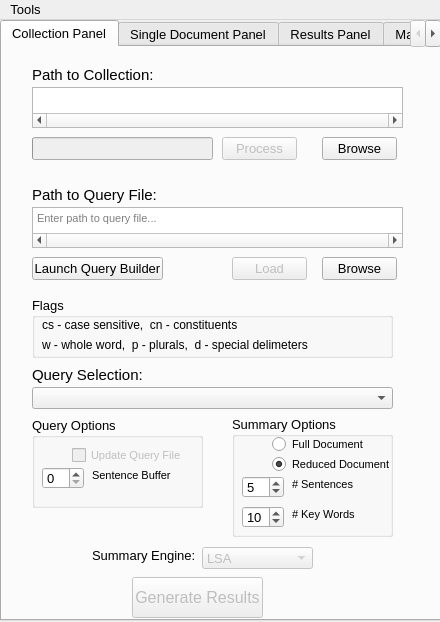
Before: the Qt Designer form milnlp/gui/summary_tool.ui in zwelz3/milnlp, drawn with Qt 5.
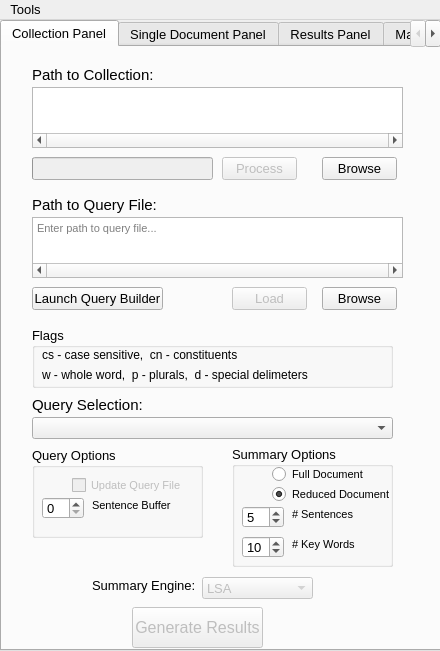
After: the same form once the commit is applied. Icons and pictures are not drawn.

Commit message: Update readme to capture requriement using conda for pyqt install. Update ui file to work on other displays.

Patch:
```diff
--- a/milnlp/gui/summary_tool.ui
+++ b/milnlp/gui/summary_tool.ui
@@ -7,7 +7,7 @@
     <x>0</x>
     <y>0</y>
     <width>440</width>
-    <height>622</height>
+    <height>651</height>
    </rect>
   </property>
   <property name="font">
@@ -38,7 +38,7 @@
       <x>0</x>
       <y>0</y>
       <width>441</width>
-      <height>601</height>
+      <height>631</height>
      </rect>
     </property>
     <property name="currentIndex">
@@ -55,7 +55,7 @@
       <property name="geometry">
        <rect>
         <x>130</x>
-        <y>530</y>
+        <y>560</y>
         <width>131</width>
         <height>41</height>
        </rect>
@@ -76,7 +76,7 @@
       <property name="geometry">
        <rect>
         <x>230</x>
-        <y>369</y>
+        <y>399</y>
         <width>161</width>
         <height>121</height>
        </rect>
@@ -199,7 +199,7 @@
       <property name="geometry">
        <rect>
         <x>320</x>
-        <y>90</y>
+        <y>110</y>
         <width>75</width>
         <height>23</height>
        </rect>
@@ -220,7 +220,7 @@
       <property name="geometry">
        <rect>
         <x>200</x>
-        <y>500</y>
+        <y>530</y>
         <width>111</width>
         <height>22</height>
        </rect>
@@ -245,7 +245,7 @@
       <property name="geometry">
        <rect>
         <x>320</x>
-        <y>210</y>
+        <y>240</y>
         <width>75</width>
         <height>23</height>
        </rect>
@@ -281,7 +281,7 @@
       <property name="geometry">
        <rect>
         <x>90</x>
-        <y>500</y>
+        <y>530</y>
         <width>111</width>
         <height>16</height>
        </rect>
@@ -294,7 +294,7 @@
       <property name="geometry">
        <rect>
         <x>40</x>
-        <y>90</y>
+        <y>110</y>
         <width>171</width>
         <height>20</height>
        </rect>
@@ -309,7 +309,7 @@
         <x>30</x>
         <y>40</y>
         <width>371</width>
-        <height>41</height>
+        <height>61</height>
        </rect>
       </property>
       <property name="font">
@@ -346,7 +346,7 @@
       <property name="geometry">
        <rect>
         <x>220</x>
-        <y>90</y>
+        <y>110</y>
         <width>75</width>
         <height>23</height>
        </rect>
@@ -364,7 +364,7 @@
       <property name="geometry">
        <rect>
         <x>30</x>
-        <y>320</y>
+        <y>350</y>
         <width>131</width>
         <height>16</height>
        </rect>
@@ -385,7 +385,7 @@
       <property name="geometry">
        <rect>
         <x>230</x>
-        <y>210</y>
+        <y>240</y>
         <width>75</width>
         <height>23</height>
        </rect>
@@ -406,7 +406,7 @@
       <property name="geometry">
        <rect>
         <x>30</x>
-        <y>370</y>
+        <y>400</y>
         <width>171</width>
         <height>91</height>
        </rect>
@@ -474,7 +474,7 @@
       <property name="geometry">
        <rect>
         <x>30</x>
-        <y>250</y>
+        <y>280</y>
         <width>361</width>
         <height>61</height>
        </rect>
@@ -540,7 +540,7 @@
       <property name="geometry">
        <rect>
         <x>30</x>
-        <y>340</y>
+        <y>370</y>
         <width>361</width>
         <height>22</height>
        </rect>
@@ -550,9 +550,9 @@
       <property name="geometry">
        <rect>
         <x>30</x>
-        <y>160</y>
+        <y>170</y>
         <width>371</width>
-        <height>41</height>
+        <height>61</height>
        </rect>
       </property>
       <property name="font">
@@ -577,7 +577,7 @@
       <property name="geometry">
        <rect>
         <x>30</x>
-        <y>140</y>
+        <y>150</y>
         <width>131</width>
         <height>16</height>
        </rect>
@@ -598,7 +598,7 @@
       <property name="geometry">
        <rect>
         <x>30</x>
-        <y>90</y>
+        <y>110</y>
         <width>181</width>
         <height>23</height>
        </rect>
@@ -617,7 +617,7 @@
       <property name="geometry">
        <rect>
         <x>30</x>
-        <y>210</y>
+        <y>240</y>
         <width>131</width>
         <height>23</height>
        </rect>
```
Left out of the diff: 20 changed lines with no effect on the pictures. The commit also changes 2 other files.
